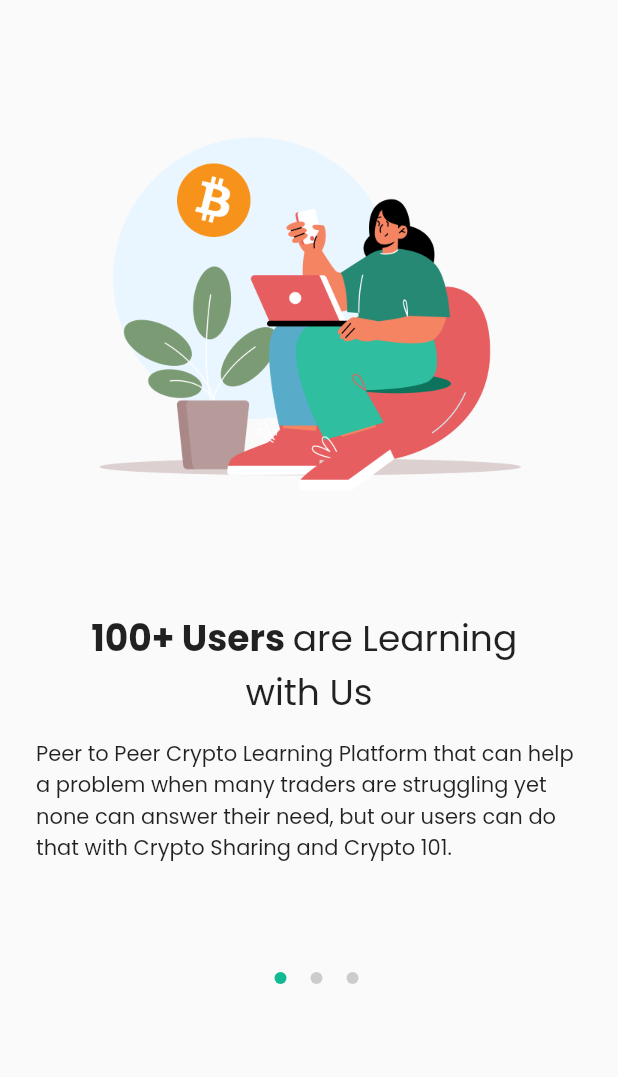
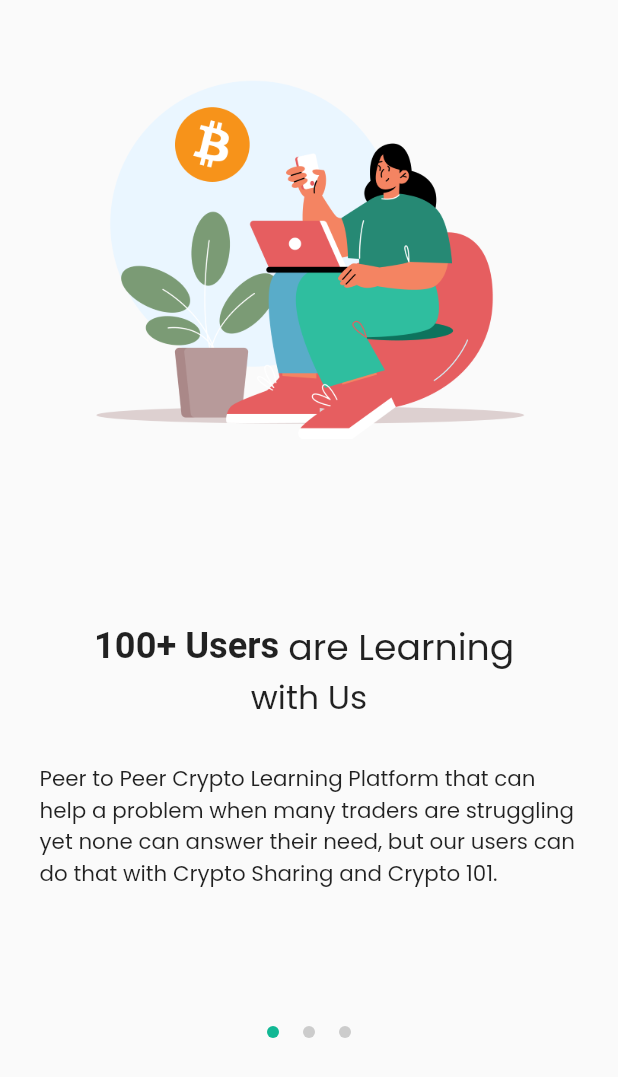
Before and after one commit to indrakurniawan902/cryptopedia, a Flutter app: the screen it shows after launch, on a phone screen of 412 x 824 dp. Shown: the top 1077 px of the screen. Run offline on Flutter 3.47's test engine with Material 2 defaults, Android fonts, the phone set to English and light mode, and no system bars; our stand-ins replace flutter_screenutil; Roboto replaces fonts that are missing (Poppins-Bold).

Commit message:
responsive

```diff
--- a/lib/main.dart
+++ b/lib/main.dart
@@ -1,6 +1,7 @@
 import 'package:cryptopedia/provider/on_boarding_provider.dart';
 import 'package:cryptopedia/screen/on_boarding/on_boarding.dart';
 import 'package:flutter/material.dart';
+import 'package:flutter_screenutil/flutter_screenutil.dart';
 import 'package:provider/provider.dart';
 
 void main() {
@@ -16,12 +17,15 @@ class MyApp extends StatelessWidget {
       providers: [
         ChangeNotifierProvider(create: (context) => OnBoardingProvider()),
       ],
-      child: MaterialApp(
-        title: 'Flutter Demo',
-        theme: ThemeData(
-          primarySwatch: Colors.blue,
+      child: ScreenUtilInit(
+        designSize: const Size(375, 812),
+        builder: (context, child) => MaterialApp(
+          title: 'Flutter Demo',
+          theme: ThemeData(
+            primarySwatch: Colors.blue,
+          ),
+          home: const OnBoarding(),
         ),
-        home: const OnBoarding(),
       ),
     );
   }
--- a/lib/screen/on_boarding/on_boarding.dart
+++ b/lib/screen/on_boarding/on_boarding.dart
@@ -2,6 +2,7 @@ import 'package:cryptopedia/provider/on_boarding_provider.dart';
 import 'package:flutter/material.dart';
 import 'package:cryptopedia/utils/constant/app_colors.dart';
 import 'package:provider/provider.dart';
+import 'package:flutter_screenutil/flutter_screenutil.dart';
 
 class OnBoarding extends StatefulWidget {
   const OnBoarding({super.key});
@@ -30,87 +31,61 @@ class _OnBoardingState extends State<OnBoarding> {
                 return Column(
                   children: [
                     Consumer<OnBoardingProvider>(
-                        builder: (context, value, child) => Padding(
-                            padding: const EdgeInsets.fromLTRB(30, 71, 30, 21),
+                        builder: (context, value, child) => Container(
+                            padding: EdgeInsets.symmetric(vertical: 30.w),
                             child: Image.asset(
                               value.getOnBoard[index].image!,
-                              height: 316,
-                              width: 316,
+                              height: 316.h,
+                              width: 316.w,
                             ))),
                     Consumer<OnBoardingProvider>(
-                        builder: (context, value, child) => Padding(
-                            padding: const EdgeInsets.fromLTRB(24, 0, 24, 12),
+                        builder: (context, value, child) => Container(
+                            padding: EdgeInsets.symmetric(vertical: 24.w),
                             child: Column(
                               children: [
-                                value.getOnBoard[index].title2 == null
-                                    ? Row(
-                                        mainAxisAlignment:
-                                            MainAxisAlignment.center,
+                                Row(
+                                  mainAxisAlignment: MainAxisAlignment.center,
                                   children: [
                                     Text(
                                       value.getOnBoard[index].titleBold!,
-                                            style: const TextStyle(
-                                                fontSize: 24,
+                                      style: TextStyle(
+                                          fontSize: 22.sp,
                                           fontFamily: 'Poppins-Bold',
                                           fontWeight: FontWeight.bold),
                                     ),
                                     Text(
                                       value.getOnBoard[index].title1!,
-                                            style: const TextStyle(
-                                                fontSize: 24,
-                                                fontFamily: 'Poppins'),
-                                          ),
-                                        ],
-                                      )
-                                    : Column(
-                                        children: [
-                                          Row(
-                                            mainAxisAlignment:
-                                                MainAxisAlignment.center,
-                                            children: [
-                                              Text(
-                                                value.getOnBoard[index]
-                                                    .titleBold!,
-                                                style: const TextStyle(
-                                                    fontSize: 24,
-                                                    fontFamily: 'Poppins',
-                                                    fontWeight:
-                                                        FontWeight.bold),
-                                              ),
-                                              Text(
-                                                value.getOnBoard[index].title1!,
-                                                style: const TextStyle(
-                                                    fontSize: 24,
+                                      style: TextStyle(
+                                          fontSize: 22.sp,
                                           fontFamily: 'Poppins'),
                                     ),
                                   ],
                                 ),
-                                          Text(
+                                value.getOnBoard[index].title2 != null
+                                    ? Text(
                                         value.getOnBoard[index].title2!,
-                                            style: const TextStyle(
-                                                fontSize: 24,
+                                        style: TextStyle(
+                                            fontSize: 20.sp,
                                             fontFamily: 'Poppins'),
-                                          ),
-                                        ],
-                                      ),
+                                      )
+                                    : const SizedBox()
                               ],
                             ))),
                     Consumer<OnBoardingProvider>(
-                        builder: (context, value, child) => Padding(
-                            padding: const EdgeInsets.fromLTRB(24, 0, 24, 20),
+                        builder: (context, value, child) => Container(
+                            padding: EdgeInsets.symmetric(horizontal: 24.w),
                             child: Text(
                               value.getOnBoard[index].description!,
-                              style: const TextStyle(
-                                  fontSize: 14, fontFamily: 'Poppins'),
+                              style: TextStyle(
+                                  fontSize: 13.sp, fontFamily: 'Poppins'),
                             ))),
                   ],
                 );
               },
               itemCount: onBoard.getOnBoard.length,
             ),
-            Positioned(
-              top: 640,
-              left: 175,
+            Align(
+              alignment: Alignment(0.w, 0.68.h),
               child: Consumer<OnBoardingProvider>(
                 builder: (context, value, child) => Row(
                   mainAxisAlignment: MainAxisAlignment.center,
@@ -123,13 +98,11 @@ class _OnBoardingState extends State<OnBoarding> {
               ),
             ),
             _pageIndex == 2
-                ? Positioned(
-                    top: 734,
-                    left: 24,
-                    right: 24,
+                ? Align(
+                    alignment: Alignment(0.w, 0.85.h),
                     child: ElevatedButton(
                         onPressed: () {}, child: const Text('data')))
-                : const Text(''),
+                : const SizedBox(),
           ],
         ),
       ),
--- a/pubspec.yaml
+++ b/pubspec.yaml
@@ -33,8 +33,9 @@ dependencies:
   dio: ^4.0.6
   flutter:
     sdk: flutter
+  flutter_feather_icons: ^2.0.0
+  flutter_screenutil: ^5.5.4
   provider: ^6.0.4
-  flutter_feather_icons: ^2.0.0
 
 dev_dependencies:
   flutter_lints: ^2.0.0
@@ -69,6 +70,5 @@ flutter:
         - asset: assets/fonts/Poppins-Medium.ttf
         - asset: assets/fonts/Poppins-Bold.ttf
           weight: 700
-  #
   # For details regarding fonts from package dependencies,
   # see https://flutter.dev/custom-fonts/#from-packages
```
Also changed, not shown: pubspec.lock, 1 other file. Lines whose indentation alone changed are shown as unchanged.
